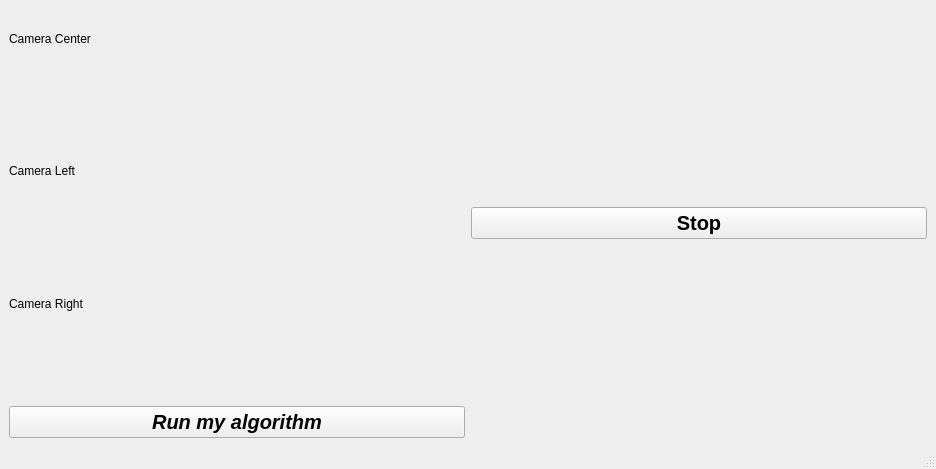
The window that Stop_Practice/gui/3d_reconstructrionui_smaller.ui (RoboticsLabURJC/2016-tfg-irene-lope) describes before a commit, drawn with Qt 5.
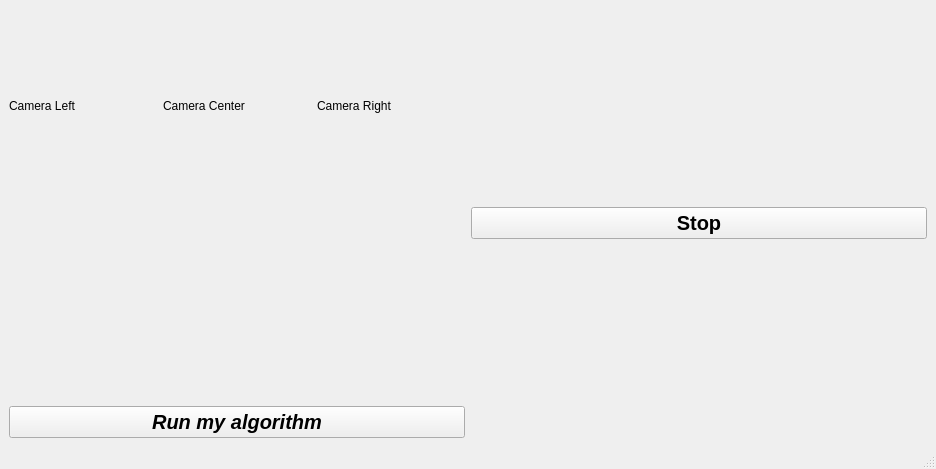
The same window after the commit. Icons and pictures are not drawn.

```diff
--- a/Stop_Practice/gui/3d_reconstructrionui_smaller.ui
+++ b/Stop_Practice/gui/3d_reconstructrionui_smaller.ui
@@ -83,7 +83,7 @@
        <layout class="QGridLayout" name="gridLayout">
        
        
-       <item row="0" column="0">
+       <item row="0" column="1">
          <widget class="QLabel" name="label_1">
           <property name="text">
            <string>Camera Center</string>
@@ -91,7 +91,7 @@
          </widget>
         </item>
         
-        <item row="1" column="0">
+        <item row="1" column="1">
          <widget class="QLabel" name="imageCenter">
           <property name="text">
            <string/>
@@ -100,7 +100,7 @@
         </item>
         
         
-        <item row="2" column="0">
+        <item row="0" column="2">
         <widget class="QLabel" name="label_2">
           <property name="text">
            <string>Camera Left</string>
@@ -108,7 +108,7 @@
          </widget>
         </item>
         
-        <item row="3" column="0">
+        <item row="1" column="2">
          <widget class="QLabel" name="imageLeft">
           <property name="text">
            <string/>
@@ -117,7 +117,7 @@
         </item>
         
         
-        <item row="4" column="0">
+        <item row="0" column="0">
          <widget class="QLabel" name="label_3">
           <property name="text">
            <string>Camera Right</string>
@@ -125,7 +125,7 @@
          </widget>
         </item>
         
-        <item row="5" column="0">
+        <item row="1" column="0">
          <widget class="QLabel" name="imageRight">
           <property name="text">
            <string/>
```
